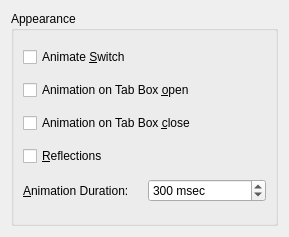
Old version of the form effects/coverswitch_config.ui in the repository KDE/kwin.
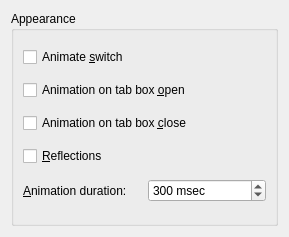
New version of the form.

```diff
--- a/effects/coverswitch_config.ui
+++ b/effects/coverswitch_config.ui
@@ -19,21 +19,21 @@
       <item row="0" column="0" colspan="2" >
        <widget class="QCheckBox" name="checkAnimateSwitch" >
         <property name="text" >
-         <string>Animate &amp;Switch</string>
+         <string>Animate &amp;switch</string>
         </property>
        </widget>
       </item>
       <item row="1" column="0" colspan="2" >
        <widget class="QCheckBox" name="checkAnimateStart" >
         <property name="text" >
-         <string>Animation on Tab Box &amp;open</string>
+         <string>Animation on tab box &amp;open</string>
         </property>
        </widget>
       </item>
       <item row="2" column="0" colspan="2" >
        <widget class="QCheckBox" name="checkAnimateStop" >
         <property name="text" >
-         <string>Animation on Tab Box &amp;close</string>
+         <string>Animation on tab box &amp;close</string>
         </property>
        </widget>
       </item>
@@ -47,7 +47,7 @@
       <item row="4" column="0" >
        <widget class="QLabel" name="label_3" >
         <property name="text" >
-         <string>&amp;Animation Duration:</string>
+         <string>&amp;Animation duration:</string>
         </property>
         <property name="buddy" >
          <cstring>spinDuration</cstring>
```
